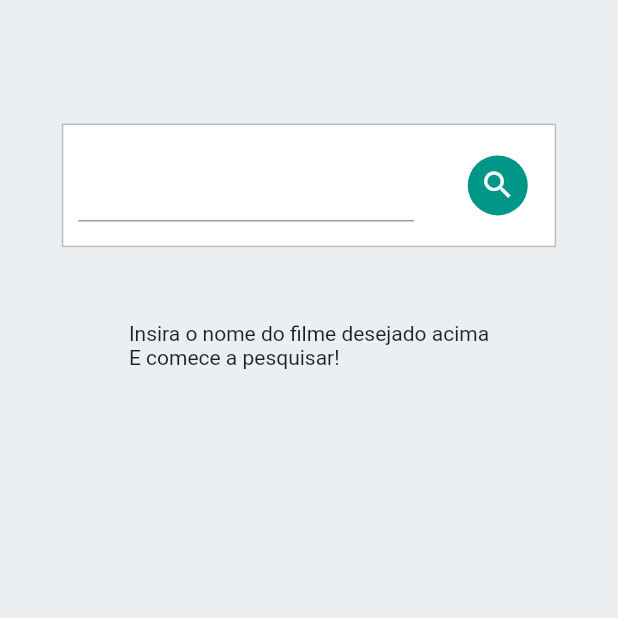
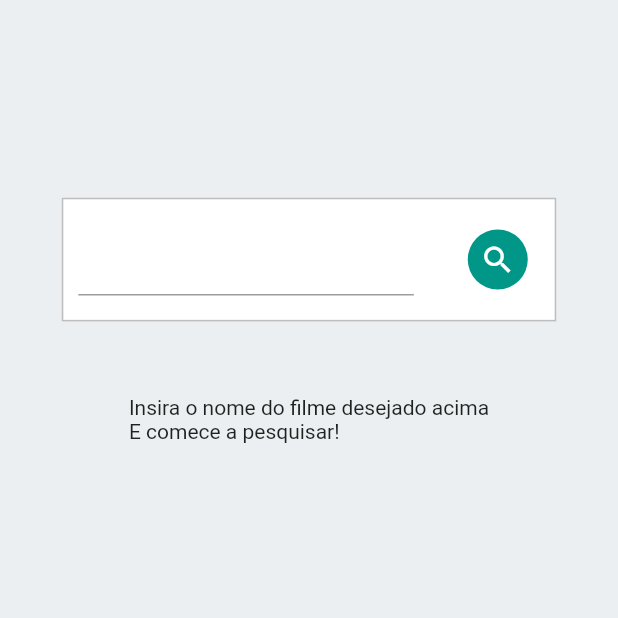
Before and after one commit to h-buzzi/desafio-senior-q2, a Flutter app: the screen it shows after launch, on a phone screen of 412 x 824 dp, the top half of it. Run offline on Flutter 3.47's test engine with Material 2 defaults, Android fonts, the phone set to English and light mode, and no system bars.

Commit message:
Redimensionado tamanho dos componentes

```diff
--- a/lib/seach_and_results/search_and_result_page.dart
+++ b/lib/seach_and_results/search_and_result_page.dart
@@ -28,15 +28,15 @@ class SearchAndResultsPage extends StatelessWidget {
                   padding:
                       const EdgeInsets.symmetric(vertical: 5, horizontal: 10),
                   margin: EdgeInsets.only(
-                      top: _deviceHeight * 0.1, bottom: _deviceHeight * 0.05),
+                      top: _deviceHeight * 0.16, bottom: _deviceHeight * 0.05),
                   child: const SearchWidget(),
                 ),
                 Container(
-                  height: _deviceHeight * 0.7,
+                  height: _deviceHeight * 0.5,
                   padding: EdgeInsets.symmetric(
                       vertical: _deviceHeight * 0.01,
                       horizontal: _deviceWidth * 0.01),
-                  margin: EdgeInsets.only(bottom: _deviceHeight * 0.05),
+                  margin: EdgeInsets.only(bottom: _deviceHeight * 0.19),
                   child: const ResultsOptionsWidget(),
                 ),
               ]),
```
